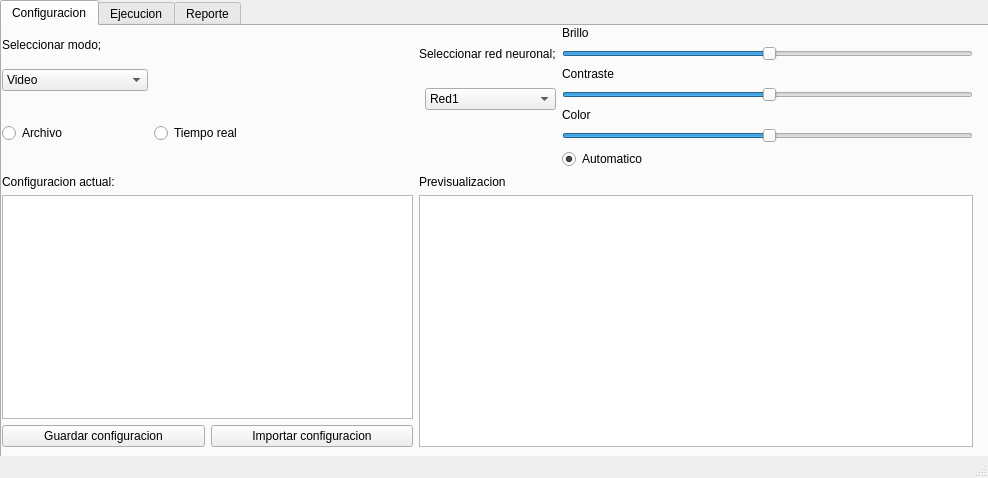
Above: untitled.ui from Syiro/Conteodevehiculos before the change. Below: the same form after it.
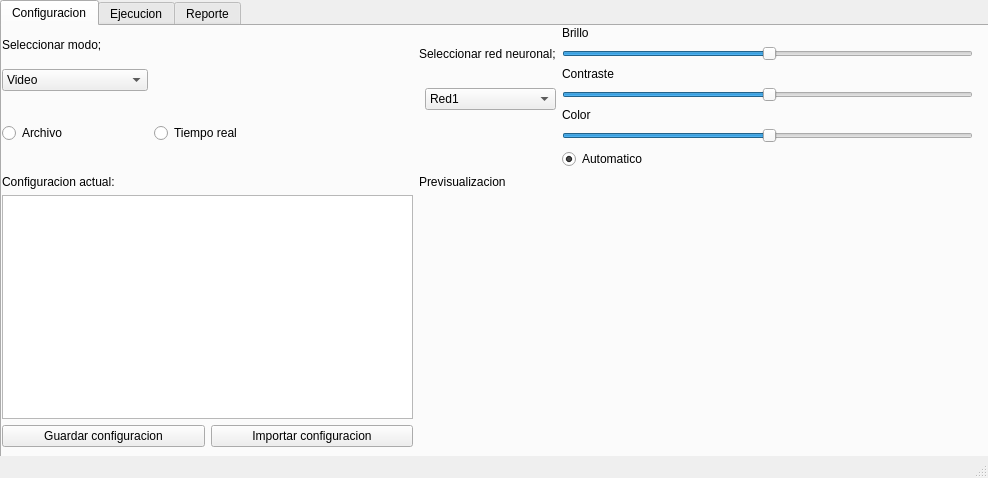
That is the form after the change. Icons and pictures are not drawn.

Patch:
```diff
--- a/untitled.ui
+++ b/untitled.ui
@@ -233,9 +233,6 @@
          </item>
         </layout>
        </item>
-       <item row="5" column="1" rowspan="2" colspan="2">
-        <widget class="QTextBrowser" name="textBrowser_3"/>
-       </item>
        <item row="1" column="2">
         <widget class="QRadioButton" name="radioButton">
          <property name="acceptDrops">
@@ -332,6 +329,16 @@
          </property>
         </widget>
        </item>
+       <item row="5" column="1" colspan="2">
+        <widget class="QLabel" name="label_18">
+         <property name="autoFillBackground">
+          <bool>false</bool>
+         </property>
+         <property name="text">
+          <string/>
+         </property>
+        </widget>
+       </item>
       </layout>
      </widget>
     </widget>
```
Left out of the diff: 44 changed lines with no effect on the pictures.
